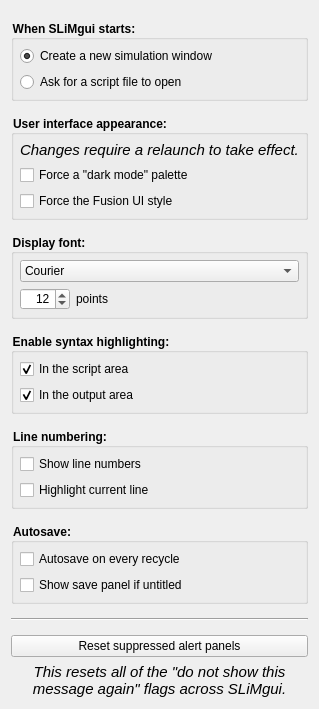
This is QtSLiM/QtSLiMPreferences.ui in MesserLab/SLiM as Qt 5 draws it before an edit. The edited form follows.
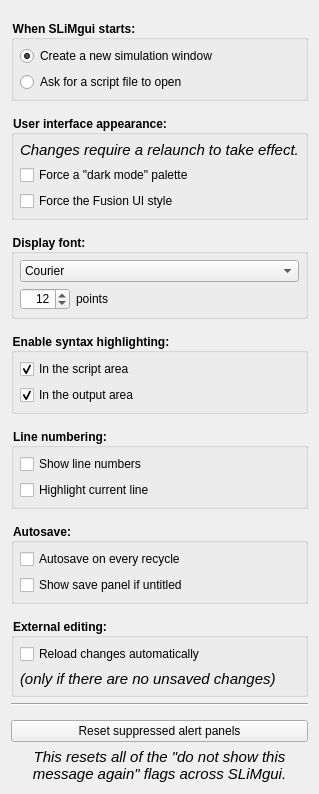
This is the edited form.

Commit message: fix #423: better support for external editing

Diff of the .ui file:
```diff
--- a/QtSLiM/QtSLiMPreferences.ui
+++ b/QtSLiM/QtSLiMPreferences.ui
@@ -7,7 +7,7 @@
     <x>0</x>
     <y>0</y>
     <width>282</width>
-    <height>665</height>
+    <height>714</height>
    </rect>
   </property>
   <property name="windowTitle">
@@ -519,6 +519,56 @@
      </property>
     </spacer>
    </item>
+   <item>
+    <widget class="QGroupBox" name="uiAppearanceGroup_2">
+     <property name="sizePolicy">
+      <sizepolicy hsizetype="Minimum" vsizetype="Minimum">
+       <horstretch>0</horstretch>
+       <verstretch>0</verstretch>
+      </sizepolicy>
+     </property>
+     <property name="styleSheet">
+      <string notr="true">QGroupBox { font-weight: bold; }</string>
+     </property>
+     <property name="title">
+      <string>External editing:</string>
+     </property>
+     <layout class="QVBoxLayout" name="verticalLayout_8" stretch="0,0">
+      <property name="spacing">
+       <number>6</number>
+      </property>
+      <property name="leftMargin">
+       <number>6</number>
+      </property>
+      <property name="topMargin">
+       <number>6</number>
+      </property>
+      <property name="rightMargin">
+       <number>6</number>
+      </property>
+      <property name="bottomMargin">
+       <number>6</number>
+      </property>
+      <item>
+       <widget class="QCheckBox" name="reloadOnSafeExternalEdits">
+        <property name="toolTip">
+         <string>reload externally edited files without user confirmation, if no unsaved changes in SLiMgui would be overwritten</string>
+        </property>
+        <property name="text">
+         <string>Reload changes automatically</string>
+        </property>
+       </widget>
+      </item>
+      <item>
+       <widget class="QLabel" name="label_2">
+        <property name="text">
+         <string>&lt;html&gt;&lt;head/&gt;&lt;body&gt;&lt;p&gt;&lt;span style=&quot; font-size:11pt; font-style:italic;&quot;&gt;(only if there are no unsaved changes)&lt;/span&gt;&lt;/p&gt;&lt;/body&gt;&lt;/html&gt;</string>
+        </property>
+       </widget>
+      </item>
+     </layout>
+    </widget>
+   </item>
    <item>
     <widget class="Line" name="line">
      <property name="orientation">
```
The commit also changes 5 other files.
